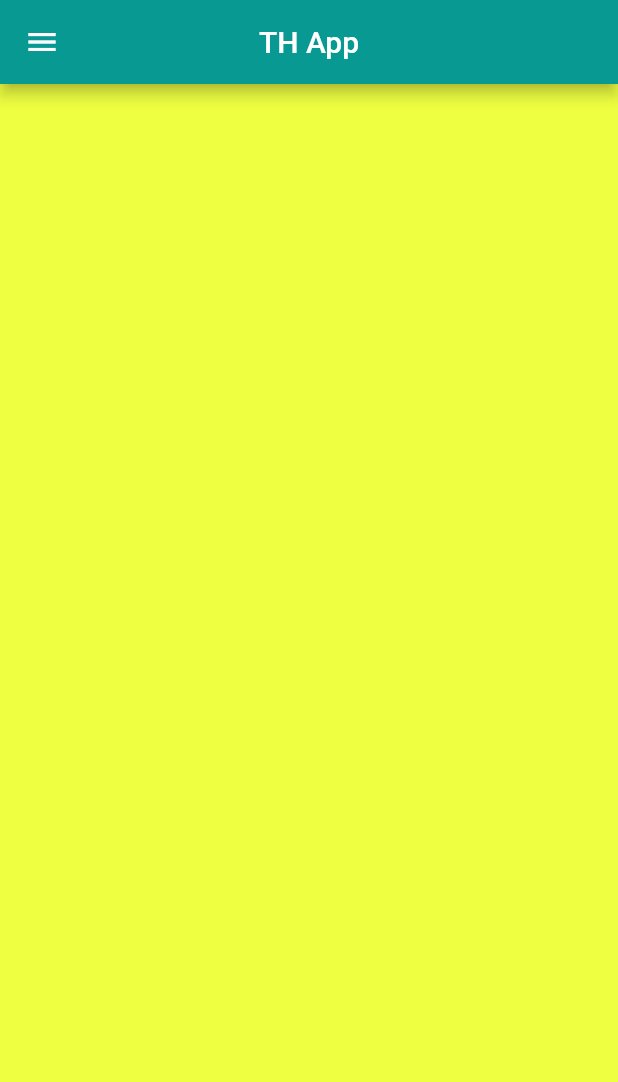
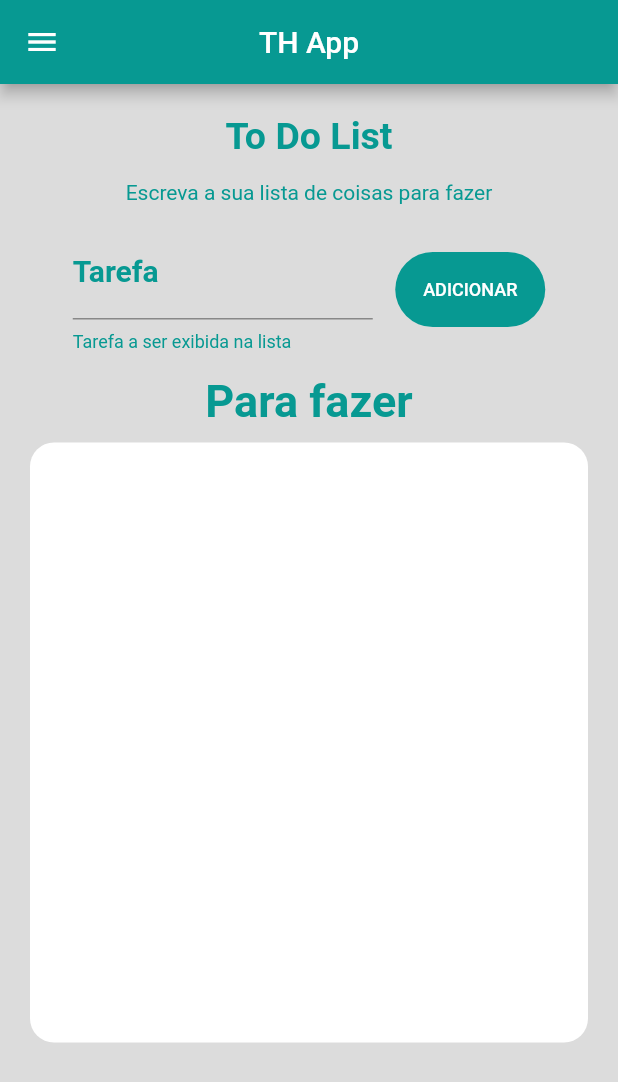
Before and after one commit to thdev-matheus/mobile-th-app-flutter, a Flutter app: the screen it shows after launch, swiped to page 4, on a phone screen of 412 x 824 dp. Shown: the top 1082 px of the screen. Run offline on Flutter 3.47's test engine with Material 2 defaults, Android fonts, the light colour scheme and no system bars.

Commit message:
feat: to do list

```diff
--- a/lib/MyHomePage/widgets/AppPageView/index.dart
+++ b/lib/MyHomePage/widgets/AppPageView/index.dart
@@ -3,6 +3,7 @@
 import 'package:flutter/material.dart';
 import 'package:th_app/MyHomePage/widgets/AppPageView/pages/PlusCounter/index.dart';
 import 'package:th_app/MyHomePage/widgets/AppPageView/pages/PrizeDraw/index.dart';
+import 'package:th_app/MyHomePage/widgets/AppPageView/pages/ToDoList/index.dart';
 import 'package:th_app/MyHomePage/widgets/AppPageView/pages/WelcomePage/index.dart';
 
 class AppPageView extends StatefulWidget {
@@ -36,9 +37,7 @@ class _AppPageViewState extends State<AppPageView> {
         WelcomePage(vh: vh, vw: vw),
         PlusCounter(vh: vh, vw: vw),
         PrizeDraw(),
-        Container(
-          color: Colors.limeAccent,
-        ),
+        ToDoList(),
         Container(
           color: Colors.tealAccent,
         ),
--- a/lib/MyHomePage/widgets/AppPageView/pages/PrizeDraw/index.dart
+++ b/lib/MyHomePage/widgets/AppPageView/pages/PrizeDraw/index.dart
@@ -1,10 +1,8 @@
 import 'package:flutter/material.dart';
 import "dart:math";
 
-import 'package:th_app/MyHomePage/widgets/AppPageView/pages/PrizeDraw/widgets/header.dart';
+import 'package:th_app/MyHomePage/widgets/AppPageView/pages/PrizeDraw/widgets/PrizeHeader.dart';
 import 'package:th_app/MyHomePage/widgets/AppPageView/pages/PrizeDraw/widgets/prizeForm.dart';
-import 'package:th_app/MyHomePage/widgets/Button/index.dart';
-import 'package:th_app/MyHomePage/widgets/NumberInput/index.dart';
 
 class PrizeDraw extends StatefulWidget {
   const PrizeDraw({super.key});
@@ -40,7 +38,7 @@ class _PrizeDrawState extends State<PrizeDraw> {
         child: Column(
           mainAxisAlignment: MainAxisAlignment.start,
           children: [
-            const Header(),
+            const PrizeHeader(),
             PrizeForm(
                 textEditingController: textEditingController,
                 action: () {
--- a/lib/MyHomePage/widgets/AppPageView/pages/PrizeDraw/widgets/header.dart
+++ b/lib/MyHomePage/widgets/AppPageView/pages/PrizeDraw/widgets/PrizeHeader.dart
@@ -1,7 +1,7 @@
 import 'package:flutter/material.dart';
 
-class Header extends StatelessWidget {
-  const Header({super.key});
+class PrizeHeader extends StatelessWidget {
+  const PrizeHeader({super.key});
 
   @override
   Widget build(BuildContext context) {
--- a/lib/MyHomePage/widgets/AppPageView/pages/PrizeDraw/widgets/prizeForm.dart
+++ b/lib/MyHomePage/widgets/AppPageView/pages/PrizeDraw/widgets/prizeForm.dart
@@ -28,6 +28,7 @@ class PrizeForm extends StatelessWidget {
           width: 120,
           radius: 32,
           bgColor: const Color.fromRGBO(7, 153, 146, 1.0),
+          text: "SORTEAR",
           textColor: Colors.white,
           action: action,
         ),
--- /dev/null
+++ b/lib/MyHomePage/widgets/AppPageView/pages/ToDoList/index.dart
@@ -0,0 +1,55 @@
+import 'package:flutter/material.dart';
+import 'package:th_app/MyHomePage/widgets/AppPageView/pages/ToDoList/widgets/TaskList.dart';
+import 'package:th_app/MyHomePage/widgets/AppPageView/pages/ToDoList/widgets/ToDoForm.dart';
+import 'package:th_app/MyHomePage/widgets/AppPageView/pages/ToDoList/widgets/ToDoHeader.dart';
+
+class ToDoList extends StatefulWidget {
+  const ToDoList({super.key});
+
+  @override
+  State<ToDoList> createState() => _ToDoListState();
+}
+
+class _ToDoListState extends State<ToDoList> {
+  TextEditingController textEditingController = TextEditingController();
+
+  List<String> tasks = [];
+
+  void addTask() {
+    if (textEditingController.text.length > 0) {
+      setState(() {
+        tasks.add(textEditingController.text);
+      });
+      textEditingController.clear();
+    }
+  }
+
+  void removeTask(int index) {
+    setState(() {
+      tasks.removeAt(index);
+    });
+  }
+
+  @override
+  Widget build(BuildContext context) {
+    return Container(
+      color: Colors.black12,
+      padding: const EdgeInsets.all(20),
+      child: SingleChildScrollView(
+        child: Column(
+          mainAxisAlignment: MainAxisAlignment.start,
+          children: [
+            const ToDoHeader(),
+            ToDoForm(
+              textEditingController: textEditingController,
+              action: () {
+                addTask();
+              },
+            ),
+            TaskList(tasks: tasks, action: removeTask)
+          ],
+        ),
+      ),
+    );
+  }
+}
--- /dev/null
+++ b/lib/MyHomePage/widgets/AppPageView/pages/ToDoList/widgets/TaskList.dart
@@ -0,0 +1,61 @@
+import 'package:flutter/material.dart';
+
+class TaskList extends StatelessWidget {
+  const TaskList({
+    super.key,
+    required this.tasks,
+    required this.action,
+  });
+
+  final List<String> tasks;
+  final action;
+
+  @override
+  Widget build(BuildContext context) {
+    return Column(
+      children: [
+        Container(
+          margin: const EdgeInsets.only(top: 15),
+          child: const Text(
+            "Para fazer",
+            style: TextStyle(
+              color: Color.fromRGBO(7, 153, 146, 1.0),
+              fontSize: 30,
+              fontWeight: FontWeight.bold,
+            ),
+          ),
+        ),
+        Container(
+          height: 400,
+          margin: const EdgeInsets.only(top: 10),
+          decoration: BoxDecoration(
+            borderRadius: BorderRadius.circular(16),
+            color: Colors.white,
+          ),
+          child: ListView.separated(
+            separatorBuilder: (context, index) => const Divider(
+              height: 2,
+              color: Color.fromRGBO(7, 153, 146, 0.4),
+              thickness: 2,
+            ),
+            itemCount: tasks.length,
+            itemBuilder: (context, index) {
+              return ListTile(
+                title: Text(
+                  tasks[index],
+                  style: const TextStyle(
+                    color: Color.fromRGBO(7, 153, 146, 1.0),
+                    fontSize: 12,
+                  ),
+                ),
+                onLongPress: () {
+                  action(index);
+                },
+              );
+            },
+          ),
+        ),
+      ],
+    );
+  }
+}
--- /dev/null
+++ b/lib/MyHomePage/widgets/AppPageView/pages/ToDoList/widgets/ToDoForm.dart
@@ -0,0 +1,69 @@
+import 'package:flutter/material.dart';
+import 'package:th_app/MyHomePage/widgets/Button/index.dart';
+
+class ToDoForm extends StatelessWidget {
+  const ToDoForm({
+    super.key,
+    required this.textEditingController,
+    required this.action,
+  });
+
+  final TextEditingController textEditingController;
+  final action;
+
+  @override
+  Widget build(BuildContext context) {
+    return Row(
+      mainAxisAlignment: MainAxisAlignment.center,
+      children: [
+        SizedBox(
+          width: 200,
+          child: TextField(
+            controller: textEditingController,
+            cursorColor: const Color.fromRGBO(7, 153, 146, 1.0),
+            style: const TextStyle(
+              color: Color.fromRGBO(9, 85, 93, 1.0),
+            ),
+            decoration: const InputDecoration(
+              hintText: "Digite uma tarefa",
+              helperText: "Tarefa a ser exibida na lista",
+              helperStyle: TextStyle(
+                fontSize: 12,
+                color: Color.fromRGBO(7, 153, 146, 1.0),
+              ),
+              label: Text("Tarefa"),
+              labelStyle: TextStyle(
+                fontSize: 20,
+                fontWeight: FontWeight.bold,
+                color: Color.fromRGBO(7, 153, 146, 1.0),
+              ),
+              focusedBorder: UnderlineInputBorder(
+                borderSide: BorderSide(
+                  color: Color.fromRGBO(7, 153, 146, 1.0),
+                ),
+              ),
+              border: UnderlineInputBorder(
+                borderSide: BorderSide(
+                  color: Color.fromRGBO(7, 153, 146, 1.0),
+                ),
+              ),
+            ),
+          ),
+        ),
+        Button(
+          marginTop: 0,
+          marginRigth: 0,
+          marginBottom: 0,
+          marginLeft: 15,
+          height: 50,
+          width: 100,
+          radius: 32,
+          bgColor: const Color.fromRGBO(7, 153, 146, 1.0),
+          text: "ADICIONAR",
+          textColor: Colors.white,
+          action: action,
+        )
+      ],
+    );
+  }
+}
--- /dev/null
+++ b/lib/MyHomePage/widgets/AppPageView/pages/ToDoList/widgets/ToDoHeader.dart
@@ -0,0 +1,31 @@
+import 'package:flutter/material.dart';
+
+class ToDoHeader extends StatelessWidget {
+  const ToDoHeader({super.key});
+
+  @override
+  Widget build(BuildContext context) {
+    return Column(
+      children: [
+        const Text(
+          "To Do List",
+          style: TextStyle(
+            color: Color.fromRGBO(7, 153, 146, 1.0),
+            fontSize: 25,
+            fontWeight: FontWeight.bold,
+          ),
+        ),
+        Container(
+          margin: const EdgeInsets.symmetric(vertical: 15),
+          child: const Text(
+            "Escreva a sua lista de coisas para fazer",
+            style: TextStyle(
+              color: Color.fromRGBO(7, 153, 146, 1.0),
+              fontSize: 14,
+            ),
+          ),
+        ),
+      ],
+    );
+  }
+}
--- a/lib/MyHomePage/widgets/AppPageView/pages/WelcomePage/index.dart
+++ b/lib/MyHomePage/widgets/AppPageView/pages/WelcomePage/index.dart
@@ -13,6 +13,7 @@ class WelcomePage extends StatelessWidget {
   @override
   Widget build(BuildContext context) {
     return Container(
+      color: const Color.fromRGBO(105, 240, 174, 0.4),
       padding: const EdgeInsets.all(24),
       child: Column(
         children: [
--- a/lib/MyHomePage/widgets/Button/index.dart
+++ b/lib/MyHomePage/widgets/Button/index.dart
@@ -11,6 +11,7 @@ class Button extends StatelessWidget {
     required this.width,
     required this.radius,
     required this.bgColor,
+    required this.text,
     required this.textColor,
     required this.action,
   });
@@ -25,6 +26,7 @@ class Button extends StatelessWidget {
 
   final double radius;
   final Color bgColor;
+  final String text;
   final Color textColor;
 
   final action;
@@ -46,9 +48,12 @@ class Button extends StatelessWidget {
       ),
       child: TextButton(
         onPressed: action,
-        child: const Text(
-          "SORTEAR",
-          style: TextStyle(color: Colors.white),
+        child: Text(
+          text,
+          style: const TextStyle(
+            fontSize: 12,
+            color: Colors.white,
+          ),
         ),
       ),
     );
```
